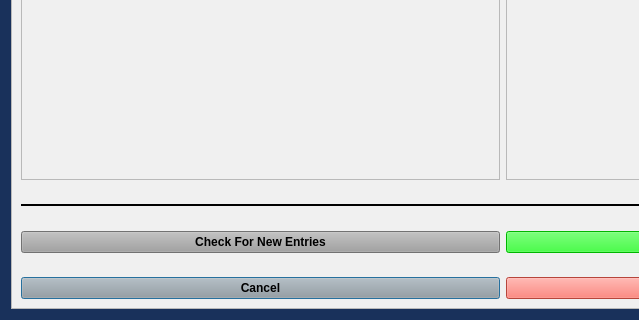
Old version of the form munientry/views/ui/MattoxWorkflowDialog.ui in the repository HunterProgram22/MuniEntry; both pictures show x 0 to 639 and y 508 to 828 of the 1006 by 828 pixel window.
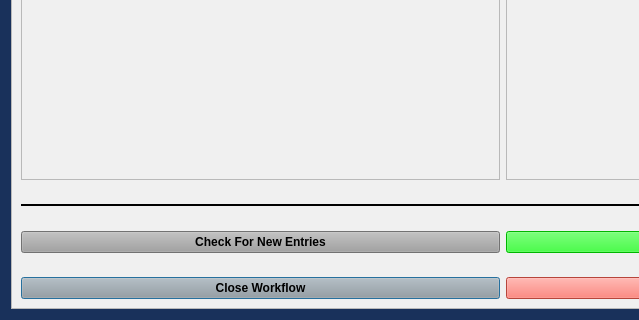
New version of the form.

Commit message: Refactored workflow dialogs to attrs and added tests.

What changed in the file:
```diff
--- a/munientry/views/ui/MattoxWorkflowDialog.ui
+++ b/munientry/views/ui/MattoxWorkflowDialog.ui
@@ -83,7 +83,7 @@
 font-weight: bold;</string>
         </property>
         <property name="text">
-         <string>Cancel</string>
+         <string>Close Workflow</string>
         </property>
        </widget>
       </item>
```
Left out of the diff: 2 changed lines with no effect on the pictures. The commit also changes 8 other files.
